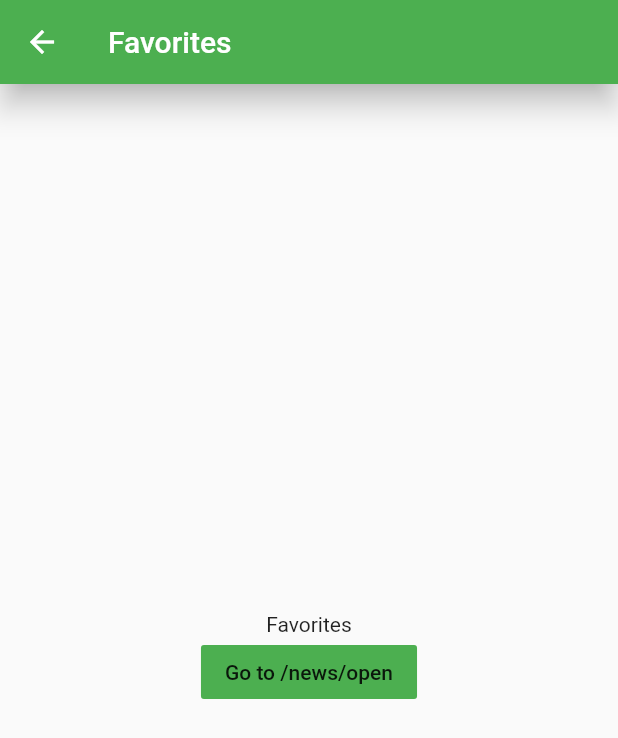
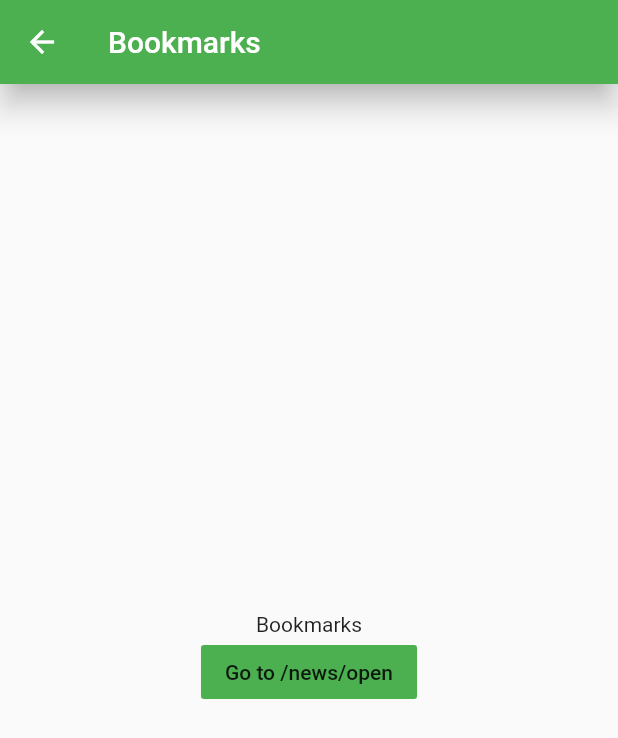
Before and after one commit to GGCTeam/good-news-flutter-app, a Flutter app: the PlaceholderPage screen opened directly, on a phone screen of 412 x 824 dp. Shown: the top 738 px of the screen. Run offline on Flutter 3.47's test engine with Material 2 defaults, Android fonts, the phone set to English and light mode, and no system bars; our stand-ins replace dio, flutter_slidable; network calls fail.

```diff
--- a/lib/app/blocs/news_screen_bloc.dart
+++ b/lib/app/blocs/news_screen_bloc.dart
@@ -1,4 +1,5 @@
 import 'dart:async';
+import 'package:good_news_flutter/app/data/constants.dart';
 import 'package:good_news_flutter/app/models/News.dart';
 import 'package:dio/dio.dart';
 
@@ -16,7 +17,7 @@ class NewsScreenBloc {
     try {
       // TODO move it to separate file API
       Response<List<dynamic>> resp = await Dio()
-          .get<List<dynamic>>("https://api.good-news.ggc.team/v1/news/");
+          .get<List<dynamic>>("${Constants.baseUrl}/v1/news/");
 
       List<News> _news = [];
       for (dynamic _n in resp.data) {
--- /dev/null
+++ b/lib/app/data/constants.dart
@@ -0,0 +1,4 @@
+
+class Constants {
+  static String baseUrl = 'https://api.good-news.ggc.team';
+}
--- a/lib/app/home_page.dart
+++ b/lib/app/home_page.dart
@@ -43,7 +43,7 @@ class _HomePageState extends State<HomePage> {
       child: Scaffold(
         body: Stack(children: <Widget>[
           _buildOffstageNavigator(TabItem.news),
-          _buildOffstageNavigator(TabItem.favorites),
+          _buildOffstageNavigator(TabItem.bookmarks),
           _buildOffstageNavigator(TabItem.settings),
         ]),
         bottomNavigationBar: BottomNavigation(
--- a/lib/app/navigation/bottom_navigation.dart
+++ b/lib/app/navigation/bottom_navigation.dart
@@ -13,7 +13,7 @@ class BottomNavigation extends StatelessWidget {
       type: BottomNavigationBarType.fixed,
       items: [
         _buildItem(tabItem: TabItem.news),
-        _buildItem(tabItem: TabItem.favorites),
+        _buildItem(tabItem: TabItem.bookmarks),
         _buildItem(tabItem: TabItem.settings),
       ],
       onTap: (index) => onSelectTab(
--- a/lib/app/navigation/routes.dart
+++ b/lib/app/navigation/routes.dart
@@ -5,7 +5,7 @@ import 'package:good_news_flutter/app/screens/news_screen.dart';
 
 enum Path {
   news_root,
-  favorites_root,
+  bookmarks_root,
   settings_root,
   news_open,
 }
@@ -13,21 +13,21 @@ enum Path {
 class Routes {
   static Map<Path, String> paths = {
     Path.news_root: 'news',
-    Path.favorites_root: 'favorites',
+    Path.bookmarks_root: 'bookmarks',
     Path.settings_root: 'settings',
     Path.news_open: 'news_open',
   };
 
   static Map<TabItem, String> rootPaths = {
     TabItem.news: paths[Path.news_root],
-    TabItem.favorites: paths[Path.favorites_root],
+    TabItem.bookmarks: paths[Path.bookmarks_root],
     TabItem.settings: paths[Path.settings_root],
   };
 
   static Map<String, WidgetBuilder> builders = {
     paths[Path.news_root]: (context) => NewsScreen.create(context),
-    paths[Path.favorites_root]
-        : (context) => PlaceholderPage("Favorites"),
+    paths[Path.bookmarks_root]
+        : (context) => PlaceholderPage("Bookmarks"),
     paths[Path.settings_root]: (context) => PlaceholderPage("Settings"),
     paths[Path.news_open]: (context) => PlaceholderPage("News Open"),
   };
--- a/lib/app/navigation/tabs.dart
+++ b/lib/app/navigation/tabs.dart
@@ -1,32 +1,32 @@
 
 import 'package:flutter/material.dart';
 
-enum TabItem { news, favorites, settings }
+enum TabItem { news, bookmarks, settings }
 
 class Tabs {
   static TabItem initTab = TabItem.news;
 
   static Map<TabItem, String> names = {
     TabItem.news: 'News',
-    TabItem.favorites: 'Favorites',
+    TabItem.bookmarks: 'Bookmarks',
     TabItem.settings: 'Settings',
   };
 
   static Map<TabItem, MaterialColor> activeColors = {
     TabItem.news: Colors.green,
-    TabItem.favorites: Colors.green,
+    TabItem.bookmarks: Colors.green,
     TabItem.settings: Colors.green,
   };
 
   static Map<TabItem, IconData> icons = {
     TabItem.news: Icons.view_list,
-    TabItem.favorites: Icons.star,
+    TabItem.bookmarks: Icons.star,
     TabItem.settings: Icons.settings,
   };
 
   static Map<TabItem, GlobalKey<NavigatorState>> navigatorKeys = {
     TabItem.news: GlobalKey<NavigatorState>(),
-    TabItem.favorites: GlobalKey<NavigatorState>(),
+    TabItem.bookmarks: GlobalKey<NavigatorState>(),
     TabItem.settings: GlobalKey<NavigatorState>(),
   };
 }
--- a/lib/main.dart
+++ b/lib/main.dart
@@ -15,6 +15,7 @@ class MyApp extends StatelessWidget {
       theme: ThemeData(
         primarySwatch: Colors.green,
       ),
+      debugShowCheckedModeBanner: false,
       home: HomePage(),
     );
   }
--- a/pubspec.yaml
+++ b/pubspec.yaml
@@ -14,7 +14,7 @@ description: Good News app.
 version: 1.0.0+1
 
 environment:
-  sdk: ">=2.1.0 <3.0.0"
+  sdk: ">=2.2.2 <3.0.0"
 
 dependencies:
   flutter:
@@ -25,6 +25,8 @@ dependencies:
   cupertino_icons: ^0.1.2
   dio: 3.0.0
   provider: 3.1.0
+  date_format: 1.0.6
+  flutter_slidable: 0.5.3
 
 dev_dependencies:
   flutter_test:
```
Also changed, not shown: lib/app/common/news_list_item.dart (added, +101 -0 lines), lib/app/screens/news_screen.dart (+5 -7 lines), pubspec.lock.
